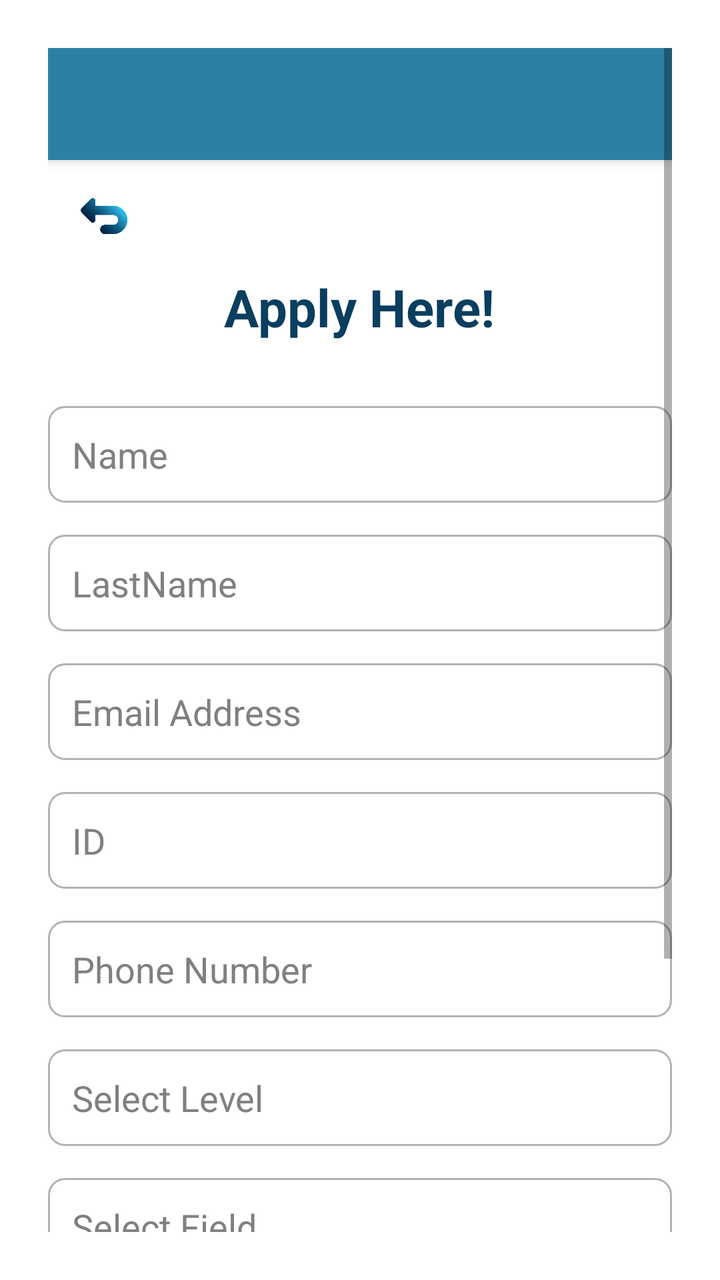
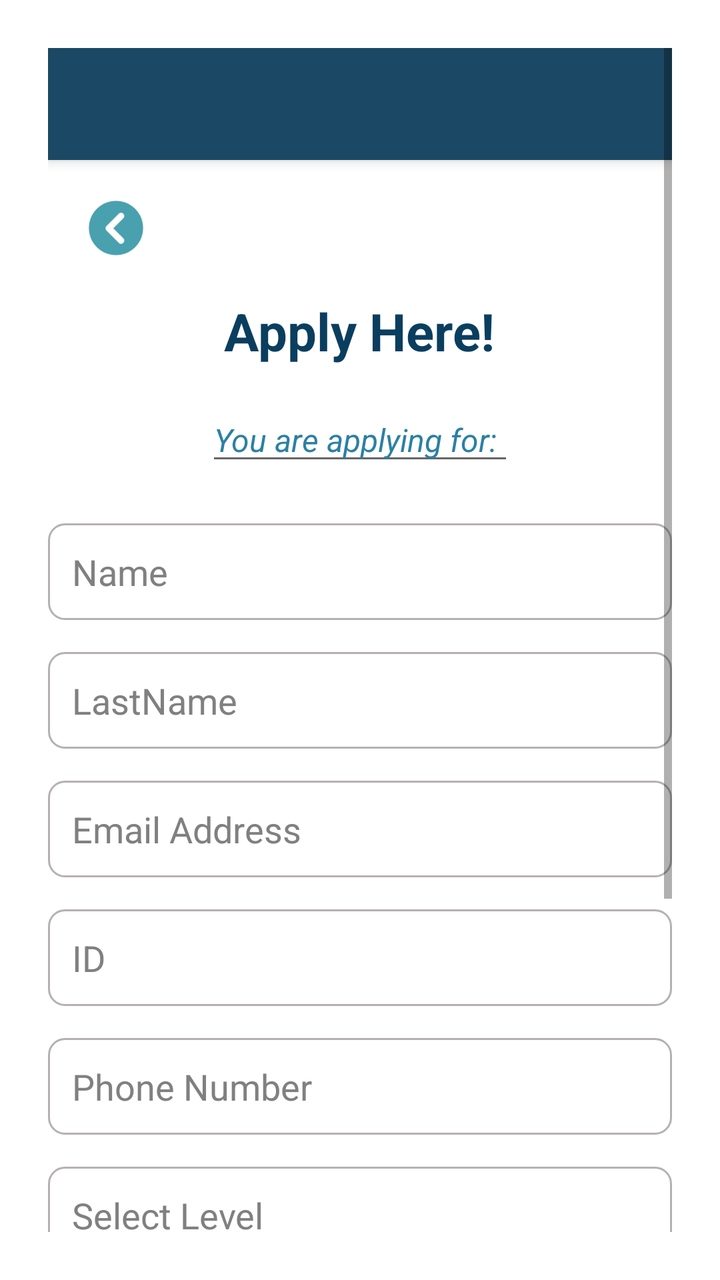

Two renders of the same Android screen: before a commit and after it. Below are the layout's source before the change and the commit's diff.
<!-- AndroidManifest.xml: application theme Theme.Scholarship -->
<!-- res/layout/activity_apply.xml -->
<?xml version="1.0" encoding="utf-8"?>
<ScrollView xmlns:android="http://schemas.android.com/apk/res/android"
    android:layout_width="match_parent"
    xmlns:tools="http://schemas.android.com/tools"
    android:layout_height="match_parent"
    xmlns:app="http://schemas.android.com/apk/res-auto"
    android:background="#FFFFFF"
    android:padding="24dp"
    tools:context=".ActivityApply">

    <LinearLayout
        xmlns:app="http://schemas.android.com/apk/res-auto"
        android:layout_width="match_parent"
        android:layout_height="wrap_content"
        android:orientation="vertical"
        xmlns:tools="http://schemas.android.com/tools"
        android:gravity="center_horizontal"
        tools:ignore="MissingConstraints">
        <androidx.appcompat.widget.Toolbar
            android:id="@+id/toolbar_signup"
            android:layout_width="match_parent"
            android:layout_height="wrap_content"
            android:background="#2c80a3"
            android:title="Sign Up"
            android:titleTextColor="@android:color/white"
            android:elevation="4dp"
            app:popupTheme="@style/ThemeOverlay.AppCompat.Light" />
        <LinearLayout
            android:layout_width="match_parent"
            android:layout_height="wrap_content"
            android:orientation="horizontal"
            android:padding="16dp"
            android:gravity="center_vertical"
            tools:ignore="ExtraText">

            <ImageView
                android:id="@+id/back_arrow"
                android:layout_width="24dp"
                android:layout_height="24dp"
                android:src="@drawable/arrow"
                android:contentDescription="Back Arrow" />


        </LinearLayout>

        <TextView
            android:id="@+id/signup_title"
            android:layout_width="wrap_content"
            android:layout_height="wrap_content"
            android:text="Apply Here!"
            android:textSize="26sp"
            android:textStyle="bold"
            android:textColor="#0A3E5F"
            android:layout_marginBottom="32dp" />

        <EditText
            android:id="@+id/fullname_input"
            android:layout_width="match_parent"
            android:layout_height="wrap_content"
            android:textColor="#000000"
            android:textColorHint="#808080"
            android:hint="Name"
            android:inputType="textPersonName"
            android:background="@drawable/edittext_background"
            android:padding="12dp"
            android:layout_marginBottom="16dp" />
        <EditText
            android:id="@+id/lastname_input"
            android:layout_width="match_parent"
            android:layout_height="wrap_content"
            android:textColor="#000000"
            android:textColorHint="#808080"
            android:hint="LastName"
            android:inputType="textPersonName"
            android:background="@drawable/edittext_background"
            android:padding="12dp"
            android:layout_marginBottom="16dp" />

        <EditText
            android:id="@+id/email_input"
            android:layout_width="match_parent"
            android:layout_height="wrap_content"
            android:textColor="#000000"
            android:textColorHint="#808080"
            android:hint="Email Address"
            android:inputType="textEmailAddress"
            android:background="@drawable/edittext_background"
            android:padding="12dp"
            android:layout_marginBottom="16dp" />

        <EditText
            android:id="@+id/id_input"
            android:layout_width="match_parent"
            android:layout_height="wrap_content"
            android:textColor="#000000"
            android:textColorHint="#808080"
            android:hint="ID"
            android:inputType="number"
            android:background="@drawable/edittext_background"
            android:padding="12dp"
            android:layout_marginBottom="16dp" />

        <EditText
            android:id="@+id/tel_input"
            android:layout_width="match_parent"
            android:layout_height="wrap_content"
            android:textColor="#000000"
            android:textColorHint="#808080"
            android:hint="Phone Number"
            android:inputType="number"
            android:background="@drawable/edittext_background"
            android:padding="12dp"
            android:layout_marginBottom="16dp" />

        <AutoCompleteTextView
            android:id="@+id/level_autocomplete"
            android:layout_width="match_parent"
            android:layout_height="wrap_content"
            android:hint="Select Level"
            android:background="@drawable/edittext_background"
            android:padding="12dp"
            android:layout_marginBottom="16dp"
            android:inputType="none"
            android:focusable="false"
            android:cursorVisible="false"
            android:textColor="#000000"
            android:textColorHint="#808080"
            tools:ignore="MissingConstraints" />
        <AutoCompleteTextView
            android:id="@+id/field_autocomplete"
            android:layout_width="match_parent"
            android:layout_height="wrap_content"
            android:hint="Select Field"
            android:background="@drawable/edittext_background"
            android:padding="12dp"
            android:layout_marginBottom="24dp"
            android:inputType="none"
            android:focusable="false"
            android:cursorVisible="false"
            android:textColor="#000000"
            android:textColorHint="#808080" />

        <Button
            android:id="@+id/upload_pdf_button"
            android:layout_width="match_parent"
            android:layout_height="wrap_content"
            android:textColor="#2c80a3"
            android:text="Upload PDF Document"
            android:layout_marginTop="16dp"
            />

        <TextView
            android:id="@+id/file_name"
            android:textColor="#000000"
            android:layout_width="match_parent"
            android:layout_height="wrap_content"
            android:text="No file selected"
            android:paddingTop="16dp" />


        <Button
            android:id="@+id/apply_button"
            android:layout_width="match_parent"
            android:layout_height="wrap_content"
            android:text="  APPLY"
            android:textAllCaps="true"
            android:textColor="#FFFFFF"
            android:backgroundTint="#227093"
            android:padding="12dp"
            android:layout_marginTop="8dp"
            android:layout_marginBottom="16dp" />

    </LinearLayout>



</ScrollView>
<!-- resources referenced by this layout -->
<resources>
  <!-- drawable arrow: png bitmap (drawable, 21888 bytes) -->
  <!-- drawable edittext_background (drawable) -->
  <?xml version="1.0" encoding="utf-8"?>
      <shape xmlns:android="http://schemas.android.com/apk/res/android">
          <solid android:color="#FFFFFF"/>
          <stroke android:width="1dp" android:color="#B6B1B1"/>
          <corners android:radius="8dp"/>
      </shape>
  <style name="Theme.Scholarship" parent="Theme.MaterialComponents.DayNight.DarkActionBar">
          
          <item name="colorPrimary">@color/purple_500</item>
          <item name="colorPrimaryVariant">@color/purple_700</item>
          <item name="colorOnPrimary">@color/white</item>
          
          <item name="colorSecondary">@color/teal_200</item>
          <item name="colorSecondaryVariant">@color/teal_700</item>
          <item name="colorOnSecondary">@color/black</item>
          
          <item name="android:statusBarColor">?attr/colorPrimaryVariant</item>
          
      </style>
  <color name="purple_500">#FF6200EE</color>
  <color name="purple_700">#FF3700B3</color>
  <color name="white">#FFFFFFFF</color>
  <color name="teal_200">#FF03DAC5</color>
  <color name="teal_700">#FF018786</color>
  <color name="black">#FF000000</color>
</resources>

<!-- the commit's change to res/layout/activity_apply.xml (unified diff, before → after) -->
@@ -16,33 +16,36 @@
         xmlns:tools="http://schemas.android.com/tools"
         android:gravity="center_horizontal"
         tools:ignore="MissingConstraints">
+        
         <androidx.appcompat.widget.Toolbar
             android:id="@+id/toolbar_signup"
             android:layout_width="match_parent"
             android:layout_height="wrap_content"
-            android:background="#2c80a3"
+            android:background="#1B4965"
             android:title="Sign Up"
             android:titleTextColor="@android:color/white"
             android:elevation="4dp"
             app:popupTheme="@style/ThemeOverlay.AppCompat.Light" />
+        
         <LinearLayout
             android:layout_width="match_parent"
             android:layout_height="wrap_content"
             android:orientation="horizontal"
             android:padding="16dp"
-            android:gravity="center_vertical"
-            tools:ignore="ExtraText">
-
+            android:gravity="center_vertical">
             <ImageView
-                android:id="@+id/back_arrow"
-                android:layout_width="24dp"
-                android:layout_height="24dp"
-                android:src="@drawable/arrow"
-                android:contentDescription="Back Arrow" />
-
+                android:id="@+id/back_button"
+                android:layout_width="36dp"
+                android:layout_height="36dp"
+                android:src="@drawable/back"
+                android:background="?attr/selectableItemBackgroundBorderless"
+                android:contentDescription="Back"
+                android:padding="4dp"
+                android:layout_marginEnd="8dp" />
 
         </LinearLayout>
 
+        
         <TextView
             android:id="@+id/signup_title"
             android:layout_width="wrap_content"
@@ -51,7 +54,19 @@
             android:textSize="26sp"
             android:textStyle="bold"
             android:textColor="#0A3E5F"
-            android:layout_marginBottom="32dp" />
+            android:layout_marginBottom="16dp" />
+
+        
+        <EditText
+            android:id="@+id/scholarship_type_text"
+            android:layout_width="wrap_content"
+            android:layout_height="wrap_content"
+            android:text="You are applying for: "
+            android:textSize="16sp"
+            android:textStyle="italic"
+            android:textColor="#2c80a3"
+            android:layout_marginBottom="24dp"
+            />
 
         <EditText
             android:id="@+id/fullname_input"
<!-- resource entries referenced after the edit -->
@@ -1,6 +1,6 @@
 <!-- resources referenced by this layout -->
 <resources>
-  <!-- drawable arrow: png bitmap (drawable, 21888 bytes) -->
+  <!-- drawable back: png bitmap (drawable, 1964 bytes) -->
   <!-- drawable edittext_background (drawable) -->
   <?xml version="1.0" encoding="utf-8"?>
       <shape xmlns:android="http://schemas.android.com/apk/res/android">
